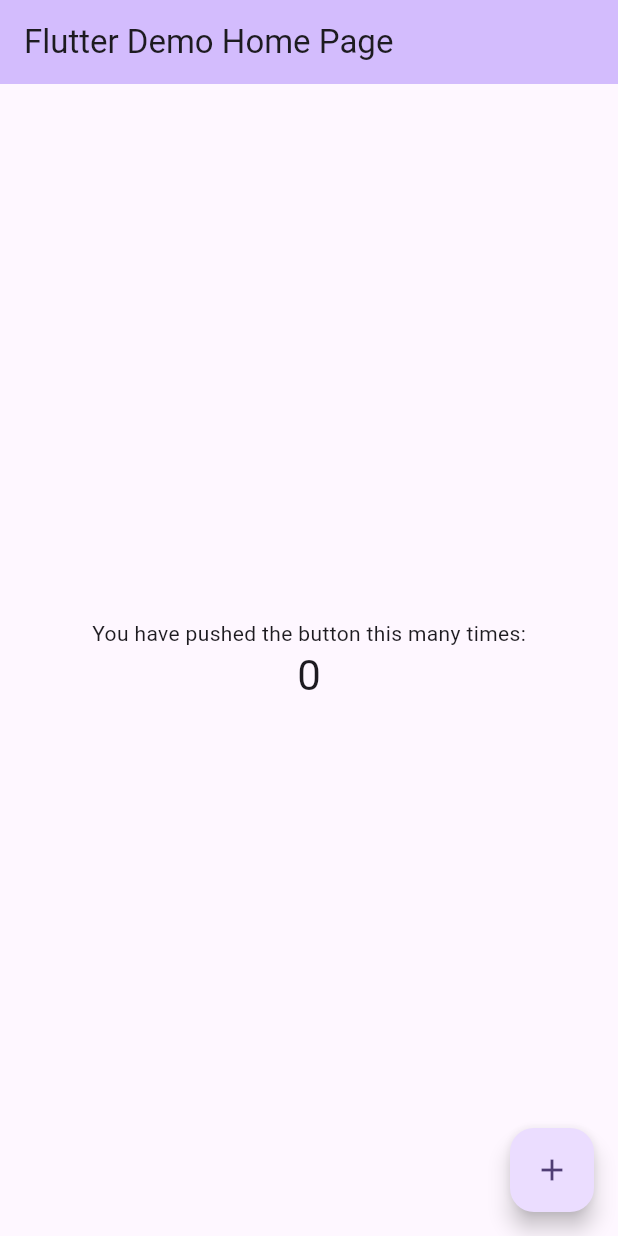
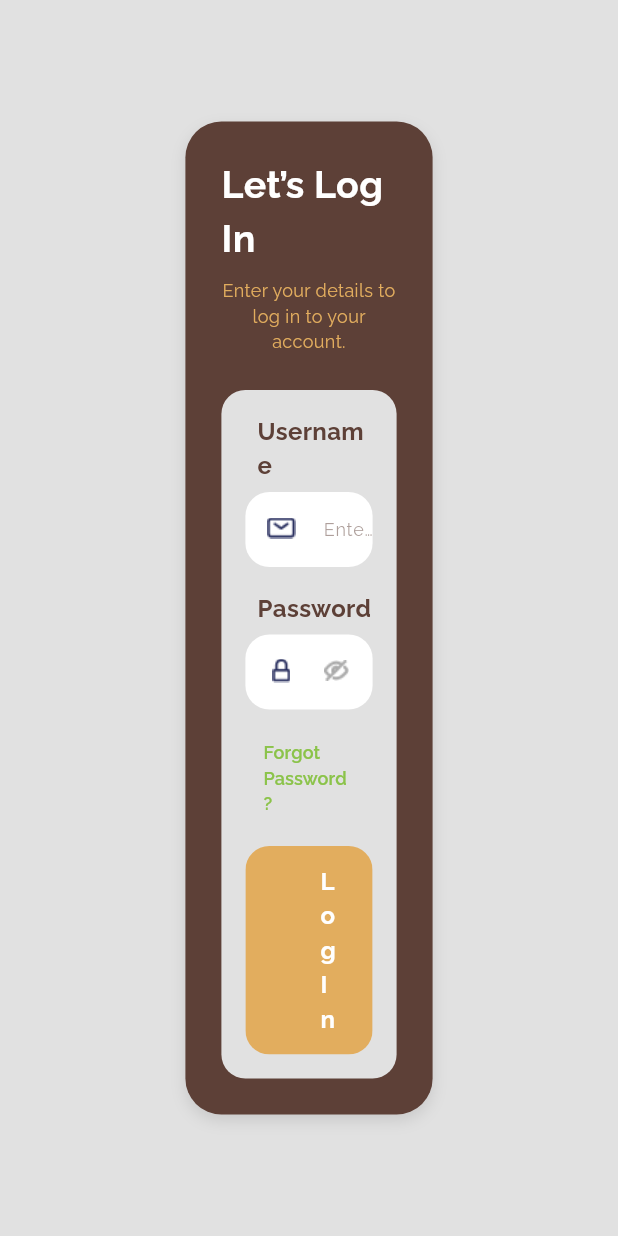
Before and after one commit to Zalderaan/dentsys, a Flutter app: the screen it shows after launch, on a phone screen of 412 x 824 dp. Run offline on Flutter 3.47's test engine with Material 3 defaults, Android fonts, the phone set to English and light mode, and no system bars; our stand-ins replace google_fonts.

Commit message:
repo clean done, add other front-end progress pls ty

```diff
--- a/dentsys_client/lib/main.dart
+++ b/dentsys_client/lib/main.dart
@@ -1,4 +1,5 @@
 import 'package:flutter/material.dart';
+import 'package:dentsys_client/screens/login/login_screen.dart';
 
 void main() {
   runApp(const MyApp());
@@ -11,115 +12,12 @@ class MyApp extends StatelessWidget {
   @override
   Widget build(BuildContext context) {
     return MaterialApp(
-      title: 'Flutter Demo',
+      debugShowCheckedModeBanner: false,
+      title: 'Responsive Layout',
       theme: ThemeData(
-        // This is the theme of your application.
-        //
-        // TRY THIS: Try running your application with "flutter run". You'll see
-        // the application has a purple toolbar. Then, without quitting the app,
-        // try changing the seedColor in the colorScheme below to Colors.green
-        // and then invoke "hot reload" (save your changes or press the "hot
-        // reload" button in a Flutter-supported IDE, or press "r" if you used
-        // the command line to start the app).
-        //
-        // Notice that the counter didn't reset back to zero; the application
-        // state is not lost during the reload. To reset the state, use hot
-        // restart instead.
-        //
-        // This works for code too, not just values: Most code changes can be
-        // tested with just a hot reload.
-        colorScheme: ColorScheme.fromSeed(seedColor: Colors.deepPurple),
-        useMaterial3: true,
+        primarySwatch: Colors.brown,
       ),
-      home: const MyHomePage(title: 'Flutter Demo Home Page'),
+      home: const LoginScreen(),
     );
   }
 }
-
-class MyHomePage extends StatefulWidget {
-  const MyHomePage({super.key, required this.title});
-
-  // This widget is the home page of your application. It is stateful, meaning
-  // that it has a State object (defined below) that contains fields that affect
-  // how it looks.
-
-  // This class is the configuration for the state. It holds the values (in this
-  // case the title) provided by the parent (in this case the App widget) and
-  // used by the build method of the State. Fields in a Widget subclass are
-  // always marked "final".
-
-  final String title;
-
-  @override
-  State<MyHomePage> createState() => _MyHomePageState();
-}
-
-class _MyHomePageState extends State<MyHomePage> {
-  int _counter = 0;
-
-  void _incrementCounter() {
-    setState(() {
-      // This call to setState tells the Flutter framework that something has
-      // changed in this State, which causes it to rerun the build method below
-      // so that the display can reflect the updated values. If we changed
-      // _counter without calling setState(), then the build method would not be
-      // called again, and so nothing would appear to happen.
-      _counter++;
-    });
-  }
-
-  @override
-  Widget build(BuildContext context) {
-    // This method is rerun every time setState is called, for instance as done
-    // by the _incrementCounter method above.
-    //
-    // The Flutter framework has been optimized to make rerunning build methods
-    // fast, so that you can just rebuild anything that needs updating rather
-    // than having to individually change instances of widgets.
-    return Scaffold(
-      appBar: AppBar(
-        // TRY THIS: Try changing the color here to a specific color (to
-        // Colors.amber, perhaps?) and trigger a hot reload to see the AppBar
-        // change color while the other colors stay the same.
-        backgroundColor: Theme.of(context).colorScheme.inversePrimary,
-        // Here we take the value from the MyHomePage object that was created by
-        // the App.build method, and use it to set our appbar title.
-        title: Text(widget.title),
-      ),
-      body: Center(
-        // Center is a layout widget. It takes a single child and positions it
-        // in the middle of the parent.
-        child: Column(
-          // Column is also a layout widget. It takes a list of children and
-          // arranges them vertically. By default, it sizes itself to fit its
-          // children horizontally, and tries to be as tall as its parent.
-          //
-          // Column has various properties to control how it sizes itself and
-          // how it positions its children. Here we use mainAxisAlignment to
-          // center the children vertically; the main axis here is the vertical
-          // axis because Columns are vertical (the cross axis would be
-          // horizontal).
-          //
-          // TRY THIS: Invoke "debug painting" (choose the "Toggle Debug Paint"
-          // action in the IDE, or press "p" in the console), to see the
-          // wireframe for each widget.
-          mainAxisAlignment: MainAxisAlignment.center,
-          children: <Widget>[
-            const Text(
-              'You have pushed the button this many times:',
-            ),
-            Text(
-              '$_counter',
-              style: Theme.of(context).textTheme.headlineMedium,
-            ),
-          ],
-        ),
-      ),
-      floatingActionButton: FloatingActionButton(
-        onPressed: _incrementCounter,
-        tooltip: 'Increment',
-        child: const Icon(Icons.add),
-      ), // This trailing comma makes auto-formatting nicer for build methods.
-    );
-  }
-}
--- /dev/null
+++ b/dentsys_client/lib/screens/login/app_colors.dart
@@ -0,0 +1,11 @@
+import 'package:flutter/material.dart';
+
+class AppColors {
+  static const Color backColor = Color.fromARGB(255, 225, 225, 225);
+  static const Color mainBrownColor = Color(0xff8B4513);
+  static const Color darkBrownColor = Color(0xff5D4037);
+  static const Color textColor = Color(0xff53587A);
+  static const Color greyColor = Color(0xffAAAAAA);
+  static const Color whiteColor = Color(0xffFFFFFF);
+  static const Color goldColor = Color(0xFFE2AD5E);
+}
--- /dev/null
+++ b/dentsys_client/lib/screens/login/app_icons.dart
@@ -0,0 +1,8 @@
+import 'package:flutter/material.dart';
+
+class AppIcons {
+  static const String emailIcon = 'assets/images/EmailIcon.png';
+  static const String lockIcon = 'assets/images/lockIcon.png';
+  static const String eyeIcon = 'assets/images/EyeIcon.png';
+
+}
--- /dev/null
+++ b/dentsys_client/lib/screens/login/app_styles.dart
@@ -0,0 +1,4 @@
+import 'package:flutter/material.dart';
+import 'package:google_fonts/google_fonts.dart';
+
+TextStyle ralewayStyle = GoogleFonts.raleway();
--- /dev/null
+++ b/dentsys_client/lib/screens/login/login_screen.dart
@@ -0,0 +1,301 @@
+import 'package:flutter/material.dart';
+import 'package:dentsys_client/screens/login/app_colors.dart';
+import 'package:dentsys_client/screens/login/app_styles.dart';
+import 'package:dentsys_client/screens/login/app_icons.dart';
+import 'package:dentsys_client/screens/login/responsive_widget.dart';
+import 'package:google_fonts/google_fonts.dart';
+// users imports
+import '../../controllers/user_controller.dart';
+import '../../models/user_model.dart';
+import '../../services/user_service.dart';
+
+class LoginScreen extends StatefulWidget {
+  const LoginScreen({super.key});
+
+  @override
+  State<LoginScreen> createState() => _LoginScreenState();
+}
+
+class _LoginScreenState extends State<LoginScreen> {
+  final TextEditingController _usernameController = TextEditingController();
+  final TextEditingController _passwordController = TextEditingController();
+
+  late final UserController userController;
+
+  @override
+  void initState() {
+    super.initState();
+    final userService = UserService();
+    userController = UserController(userService);
+  }
+
+  @override
+  void dispose() {
+    _usernameController.dispose();
+    _passwordController.dispose();
+    super.dispose();
+  }
+
+  Future<void> _handleLogin() async {
+    // get input values
+    String username = _usernameController.text.trim();
+    String password = _passwordController.text.trim();
+
+    // create user instance
+    User user = User.loginCons(username: username, password: password);
+
+    // Call login method and display result
+    String result = await userController.login(user);
+
+    // Show a snackbar with the result
+    ScaffoldMessenger.of(context).showSnackBar(
+      SnackBar(
+        content: Text(result),
+        duration: const Duration(seconds: 3),
+      ),
+    );
+  }
+
+  @override
+  Widget build(BuildContext context) {
+    double height = MediaQuery.of(context).size.height;
+    double width = MediaQuery.of(context).size.width;
+
+    return Scaffold(
+      backgroundColor: AppColors.backColor,
+      body: SizedBox(
+        height: height,
+        width: width,
+        child: Row(
+          crossAxisAlignment: CrossAxisAlignment.start,
+          mainAxisAlignment: MainAxisAlignment.start,
+          children: [
+            ResponsiveWidget.isSmallScreen(context) ? const SizedBox() : Expanded(
+              child: Container(
+                height: height,
+                color: AppColors.mainBrownColor,
+                child: Center(
+                  child: Column(
+                    mainAxisSize: MainAxisSize.min,
+                    children: [
+                      Text(
+                        'YNS Dental Care',
+                        style: GoogleFonts.raleway(
+                          fontSize: 48.0,
+                          color: AppColors.whiteColor,
+                          fontWeight: FontWeight.w800,
+                        ),
+                      ),
+                      const SizedBox(height: 5.0),
+                      Image.asset(
+                        'assets/images/YNS Logo1.png',
+                        width: 400.0,
+                        height: 400.0,
+                      ),
+                    ],
+                  ),
+                ),
+              ),
+            ),
+            Expanded(
+              child: Center(
+                child: Container(
+                  padding: const EdgeInsets.all(24.0),
+                  decoration: BoxDecoration(
+                    color: AppColors.darkBrownColor,
+                    borderRadius: BorderRadius.circular(24.0),
+                    boxShadow: [
+                      BoxShadow(
+                        color: Colors.black.withOpacity(0.1),
+                        blurRadius: 8,
+                        offset: const Offset(0, 4),
+                      ),
+                    ],
+                  ),
+                  width: width * 0.4, // Adjust width as necessary
+                  child: Column(
+                    mainAxisSize: MainAxisSize.min,
+                    children: [
+                      // Outer Container with text and header
+                      Column(
+                        crossAxisAlignment: CrossAxisAlignment.center,
+                        children: [
+                          Text(
+                            'Let’s Log In',
+                            style: GoogleFonts.raleway(
+                              fontSize: 25.0,
+                              color: Colors.white,
+                              fontWeight: FontWeight.bold,
+                            ),
+                          ),
+                          const SizedBox(height: 8.0),
+                          Text(
+                            'Enter your details to log in to your account.',
+                            textAlign: TextAlign.center,
+                            style: GoogleFonts.raleway(
+                              fontSize: 12.0,
+                              fontWeight: FontWeight.w400,
+                              color: AppColors.goldColor,
+                            ),
+                          ),
+                          const SizedBox(height: 24.0),
+                        ],
+                      ),
+                      // Inner container with input fields
+                      Container(
+                        padding: const EdgeInsets.all(16.0),
+                        decoration: BoxDecoration(
+                          color: AppColors.backColor,
+                          borderRadius: BorderRadius.circular(16.0),
+                        ),
+                        child: Column(
+                          crossAxisAlignment: CrossAxisAlignment.start,
+                          children: [
+                            // Email input
+                            Padding(
+                              padding: const EdgeInsets.only(left: 8.0),
+                              child: Text(
+                                'Username',
+                                style: GoogleFonts.raleway(
+                                  fontSize: 16.0,
+                                  color: AppColors.darkBrownColor,
+                                  fontWeight: FontWeight.w700,
+                                ),
+                              ),
+                            ),
+                            const SizedBox(height: 6.0),
+                            Container(
+                              height: 50.0,
+                              width: double.infinity,
+                              decoration: BoxDecoration(
+                                borderRadius: BorderRadius.circular(16.0),
+                                color: AppColors.whiteColor,
+                              ),
+                              child: TextFormField(
+                                controller: _usernameController, // set controller
+                                style: GoogleFonts.raleway(
+                                  fontWeight: FontWeight.w400,
+                                  color: AppColors.darkBrownColor,
+                                  fontSize: 12.0,
+                                ),
+                                decoration: InputDecoration(
+                                  border: InputBorder.none,
+                                  prefixIcon: IconButton(
+                                    onPressed: () {},
+                                    icon: Image.asset(AppIcons.emailIcon),
+                                  ),
+                                  contentPadding: const EdgeInsets.only(top: 16.0),
+                                  hintText: 'Enter Username',
+                                  hintStyle: GoogleFonts.raleway(
+                                    fontWeight: FontWeight.w400,
+                                    color: AppColors.darkBrownColor.withOpacity(0.5),
+                                    fontSize: 12.0,
+                                  ),
+                                ),
+                              ),
+                            ),
+                            const SizedBox(height: 16.0),
+                            // Password input
+                            Padding(
+                              padding: const EdgeInsets.only(left: 8.0),
+                              child: Text(
+                                'Password',
+                                style: GoogleFonts.raleway(
+                                  fontSize: 16.0,
+                                  color: AppColors.darkBrownColor,
+                                  fontWeight: FontWeight.w700,
+                                ),
+                              ),
+                            ),
+                            const SizedBox(height: 6.0),
+                            Container(
+                              height: 50.0,
+                              width: double.infinity,
+                              decoration: BoxDecoration(
+                                borderRadius: BorderRadius.circular(16.0),
+                                color: AppColors.whiteColor,
+                              ),
+                              child: TextFormField(
+                                controller: _passwordController, // set controller
+                                style: GoogleFonts.raleway(
+                                  fontWeight: FontWeight.w400,
+                                  color: AppColors.darkBrownColor,
+                                  fontSize: 12.0,
+                                ),
+                                obscureText: true,
+                                decoration: InputDecoration(
+                                  border: InputBorder.none,
+                                  suffixIcon: IconButton(
+                                    onPressed: () {},
+                                    icon: Image.asset(AppIcons.eyeIcon),
+                                  ),
+                                  prefixIcon: IconButton(
+                                    onPressed: () {},
+                                    icon: Image.asset(AppIcons.lockIcon),
+                                  ),
+                                  contentPadding: const EdgeInsets.only(top: 16.0),
+                                  hintText: 'Enter Password',
+                                  hintStyle: GoogleFonts.raleway(
+                                    fontWeight: FontWeight.w400,
+                                    color: AppColors.darkBrownColor.withOpacity(0.5),
+                                    fontSize: 12.0,
+                                  ),
+                                ),
+                              ),
+                            ),
+                            const SizedBox(height: 12.0),
+                            Align(
+                              alignment: Alignment.centerRight,
+                              child: TextButton(
+                                onPressed: () {},
+                                child: Text(
+                                  'Forgot Password?',
+                                  style: GoogleFonts.raleway(
+                                    fontSize: 12.0,
+                                    color: Colors.lightGreen,
+                                    fontWeight: FontWeight.w600,
+                                  ),
+                                ),
+                              ),
+                            ),
+                            const SizedBox(height: 12.0),
+                            // Sign In button
+                            Center(
+                              child: Material(
+                                color: Colors.transparent,
+                                child: InkWell(
+                                  onTap: _handleLogin,
+                                  borderRadius: BorderRadius.circular(16.0),
+                                  child: Ink(
+                                    padding: const EdgeInsets.symmetric(
+                                        horizontal: 50.0, vertical: 12.0),
+                                    decoration: BoxDecoration(
+                                      borderRadius: BorderRadius.circular(16.0),
+                                      color: AppColors.goldColor,
+                                    ),
+                                    child: Text(
+                                      'Log In',
+                                      style: GoogleFonts.raleway(
+                                        fontWeight: FontWeight.w700,
+                                        color: AppColors.whiteColor,
+                                        fontSize: 16.0,
+                                      ),
+                                    ),
+                                  ),
+                                ),
+                              ),
+                            ),
+                          ],
+                        ),
+                      ),
+                    ],
+                  ),
+                ),
+              ),
+            ),
+          ],
+        ),
+      ),
+    );
+  }
+}
--- /dev/null
+++ b/dentsys_client/lib/screens/login/responsive_widget.dart
@@ -0,0 +1,43 @@
+import 'package:flutter/material.dart';
+
+class ResponsiveWidget extends StatelessWidget {
+  final Widget largeScreen;
+  final Widget? mediumScreen;
+  final Widget? smallScreen;
+
+  const ResponsiveWidget({
+    super.key,
+    required this.largeScreen,
+    this.mediumScreen,
+    this.smallScreen,
+  });
+
+  static bool isSmallScreen(BuildContext context) {
+    return MediaQuery.of(context).size.width < 600;
+  }
+
+  static bool isLargeScreen(BuildContext context) {
+    return MediaQuery.of(context).size.width > 1200;
+  }
+
+  static bool isMediumScreen(BuildContext context) {
+    return MediaQuery.of(context).size.width >= 600 &&
+        MediaQuery.of(context).size.width <= 1200;
+  }
+
+  @override
+  Widget build(BuildContext context) {
+    return LayoutBuilder(
+      builder: (context, constraints) {
+        if (constraints.maxWidth > 1200) {
+          return largeScreen;
+        } else if (constraints.maxWidth <= 1200 &&
+            constraints.maxWidth >= 600) {
+          return mediumScreen ?? largeScreen;
+        } else {
+          return smallScreen ?? largeScreen;
+        }
+      },
+    );
+  }
+}
```
Also changed, not shown: dentsys_client/pubspec.yaml (+5 -3 lines), dentsys_client/assets/images/EmailIcon.png (added), dentsys_client/assets/images/EmailIcon.svg (added), dentsys_client/assets/images/EyeIcon.png (added), dentsys_client/assets/images/EyeIcon.svg (added), dentsys_client/assets/images/YNS Logo1.png (added), dentsys_client/assets/images/lockIcon.png (added), dentsys_client/assets/images/lockIcon.svg (added).
